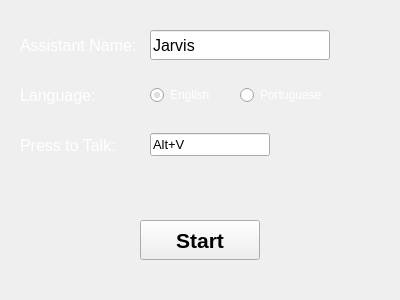
Before: the Qt Designer form ui/config_window.ui in JeanExtreme002/Virtual-Assistant, drawn with Qt 5.
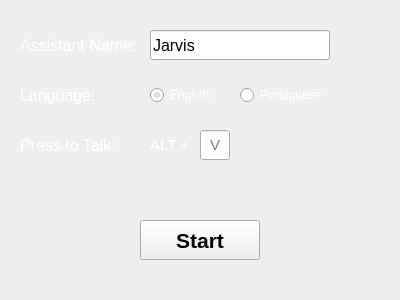
After: the same form once the commit is applied. Icons and pictures are not drawn.

```diff
--- a/ui/config_window.ui
+++ b/ui/config_window.ui
@@ -158,24 +158,6 @@
      <string>Start</string>
     </property>
    </widget>
-   <widget class="QKeySequenceEdit" name="keySequenceEdit">
-    <property name="geometry">
-     <rect>
-      <x>150</x>
-      <y>130</y>
-      <width>120</width>
-      <height>30</height>
-     </rect>
-    </property>
-    <property name="font">
-     <font>
-      <pointsize>10</pointsize>
-     </font>
-    </property>
-    <property name="keySequence">
-     <string>Alt+V</string>
-    </property>
-   </widget>
    <widget class="QLabel" name="pressToTalkLabel">
     <property name="geometry">
      <rect>
@@ -197,6 +179,60 @@
      <string>Press to Talk:</string>
     </property>
    </widget>
+   <widget class="QLineEdit" name="pressToTalk">
+    <property name="geometry">
+     <rect>
+      <x>200</x>
+      <y>130</y>
+      <width>30</width>
+      <height>30</height>
+     </rect>
+    </property>
+    <property name="font">
+     <font>
+      <pointsize>11</pointsize>
+     </font>
+    </property>
+    <property name="inputMask">
+     <string/>
+    </property>
+    <property name="text">
+     <string/>
+    </property>
+    <property name="maxLength">
+     <number>1</number>
+    </property>
+    <property name="alignment">
+     <set>Qt::AlignCenter</set>
+    </property>
+    <property name="placeholderText">
+     <string>V</string>
+    </property>
+    <property name="clearButtonEnabled">
+     <bool>false</bool>
+    </property>
+   </widget>
+   <widget class="QLabel" name="identifierLabel">
+    <property name="geometry">
+     <rect>
+      <x>150</x>
+      <y>130</y>
+      <width>40</width>
+      <height>30</height>
+     </rect>
+    </property>
+    <property name="font">
+     <font>
+      <pointsize>11</pointsize>
+     </font>
+    </property>
+    <property name="styleSheet">
+     <string notr="true">color: rgb(255, 255, 255);</string>
+    </property>
+    <property name="text">
+     <string>ALT +</string>
+    </property>
+   </widget>
   </widget>
  </widget>
  <resources/>
```
Left out of the diff: 2 changed lines with no effect on the pictures.
